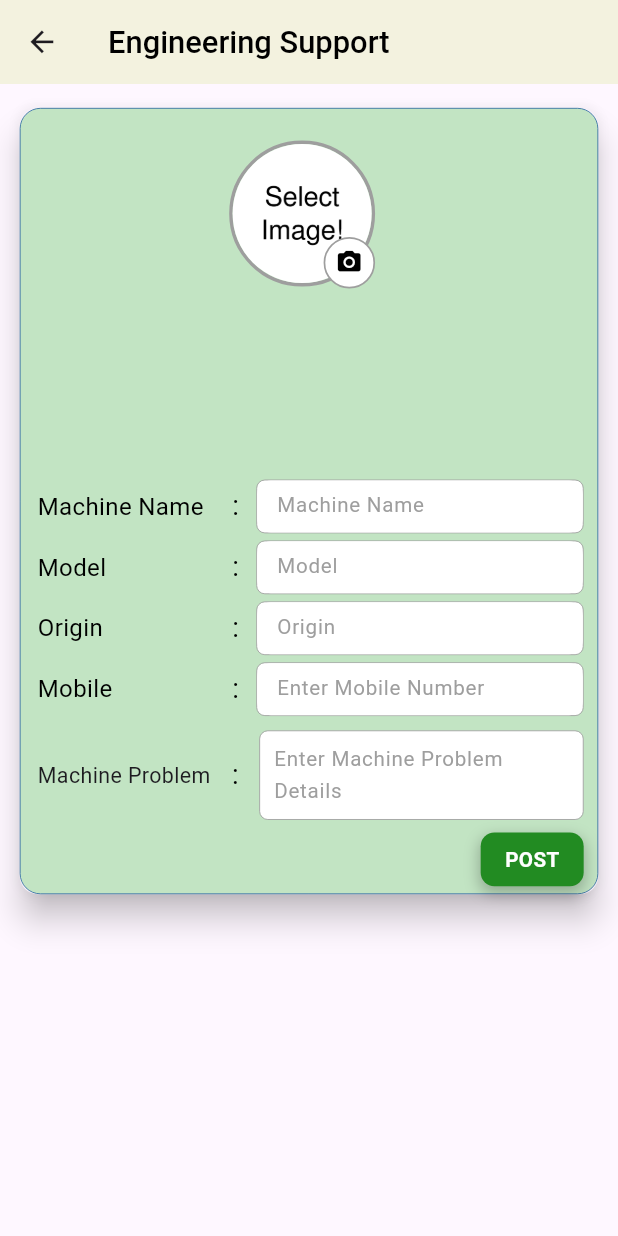
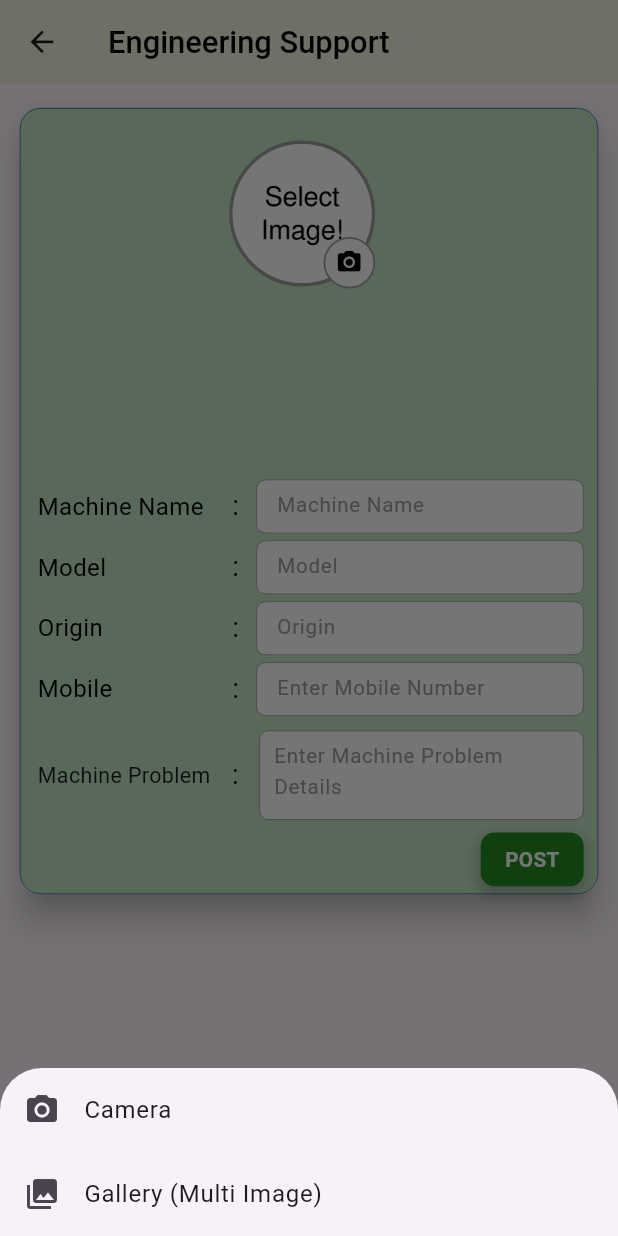
Before and after one commit to atiq-tech/medical_trade, a Flutter app: the EngineeringSupport screen opened by its route, after a tap on the "camera alt" icon, on a phone screen of 412 x 824 dp. Run offline on Flutter 3.47's test engine with Material 3 defaults, Android fonts, the phone set to English and light mode, and no system bars; our stand-ins replace animate_do, auto_size_text, carousel_slider, connectivity_plus, dio, dropdown_button2 and 8 more; accounts and stored records are empty; network calls fail.

Commit message:
update design

```diff
--- a/lib/config/app_url.dart
+++ b/lib/config/app_url.dart
@@ -22,10 +22,10 @@ class AppUrl {
   //end
 
   //Register Api All
-  static var registerEndPint = '$baseUrl/user-register';
+  static var registerEndPint = '$baseUrl/registration';
   static var getDivisionsEndPoint = '$baseUrl/get-divisions';
   static var getDistrictsEndPoint = '$baseUrl/get-districts';
-  static var getCustomerCodeEndPoint = '$baseUrl/generate-customercode';
+  static var getCustomerCodeEndPoint = '$baseUrl/get-customer-code';
   //end
 
   //home Api All Detail & Categories
--- a/lib/controller/engineering_support_post_api.dart
+++ b/lib/controller/engineering_support_post_api.dart
@@ -40,7 +40,6 @@ class EngineeringSupportProvider with ChangeNotifier {
     final url = AppUrl.addEngineerSuportEndPoint;
     final box = GetStorage();
     final id = box.read('id');
-
     // Creating the Multipart request
     var request = http.MultipartRequest('POST', Uri.parse(url))
       ..fields['Machine_name'] = machineName
@@ -88,11 +87,11 @@ class EngineeringSupportProvider with ChangeNotifier {
       final responseJson = jsonDecode(response.body);
       print("Parsed JSON response: $responseJson");
 
-      final status = responseJson['status'];
+      final status = responseJson['success'];
       final message = responseJson['message'];
 
       // Check if the status is 'success'
-      if (status == 'success') {
+      if (status == true) {
         CustomToast.show(
           context: context,
           text: message, // Show success message
--- a/lib/model/district_model.dart
+++ b/lib/model/district_model.dart
@@ -23,10 +23,10 @@ final statusValues = EnumValues({
 class DistrictModel {
   dynamic id;
   String areaName;
-  int createdBy;
+  dynamic createdBy;
   dynamic updatedBy;
   String ipAddress;
-  int branchId;
+  dynamic branchId;
   dynamic deletedAt;
   DateTime createdAt;
   dynamic updatedAt;
@@ -44,12 +44,12 @@ class DistrictModel {
   });
 
   factory DistrictModel.fromJson(Map<String, dynamic> json) => DistrictModel(
-        id: json["id"] as int,
+        id: json["id"],
         areaName: json["area_name"] as String? ?? '',
-        createdBy: json["created_by"] as int? ?? 0,
+        createdBy: json["created_by"],
         updatedBy: json["updated_by"],
         ipAddress: json["ip_address"] as String? ?? '',
-        branchId: json["branch_id"] as int? ?? 0,
+        branchId: json["branch_id"] ,
         deletedAt: json["deleted_at"],
         createdAt: DateTime.parse(json["created_at"] as String),
         updatedAt: json["updated_at"] != null
--- a/lib/model/division_model.dart
+++ b/lib/model/division_model.dart
@@ -14,10 +14,10 @@ String divisionModelToJson(List<DivisionModel> data) => json.encode(
 class DivisionModel {
   dynamic id;
   String name;
-  int createdBy;
+  dynamic createdBy;
   dynamic updatedBy;
   String ipAddress;
-  int branchId;
+  dynamic branchId;
   dynamic deletedAt;
   DateTime createdAt;
   dynamic updatedAt;
@@ -35,12 +35,12 @@ class DivisionModel {
   });
 
   factory DivisionModel.fromJson(Map<String, dynamic> json) => DivisionModel(
-        id: json["id"] as int,
+        id: json["id"],
         name: json["name"] as String,
-        createdBy: json["created_by"] as int,
+        createdBy: json["created_by"],
         updatedBy: json["updated_by"],
         ipAddress: json["ip_address"] as String,
-        branchId: json["branch_id"] as int,
+        branchId: json["branch_id"],
         deletedAt: json["deleted_at"],
         createdAt: DateTime.parse(json["created_at"] as String),
         updatedAt: json["updated_at"],
--- a/lib/view/engineering_support.dart
+++ b/lib/view/engineering_support.dart
@@ -1,4 +1,3 @@
-import 'dart:convert';
 import 'dart:io';
 import 'package:animate_do/animate_do.dart';
 import 'package:flutter/material.dart';
@@ -23,22 +22,70 @@ class _EngineeringSupportState extends State<EngineeringSupport> {
   final TextEditingController _mobileController = TextEditingController();
   final TextEditingController _originController = TextEditingController();
   final TextEditingController _modelController = TextEditingController();
-  final TextEditingController _machineDetailsController =
-      TextEditingController();
+  final TextEditingController _machineDetailsController = TextEditingController();
+
+  // final List<XFile> _imagesList = [];
+  // void _pickImage() async {
+  //   final pickedFiles = await ImagePicker().pickMultiImage();
+
+  //   if (pickedFiles.isNotEmpty) {
+  //     setState(() {
+  //       _imagesList.clear(); // Clear previous images
+  //       for (var pickedFile in pickedFiles) {
+  //         _imagesList.add(XFile(pickedFile.path));
+  //       }
+  //     });
+  //   }
+  // }
 
 final List<XFile> _imagesList = [];
+
 void _pickImage() async {
+  showModalBottomSheet(
+    context: context,
+    builder: (context) {
+      return SafeArea(
+        child: Wrap(
+          children: [
+            ListTile(
+              leading: Icon(Icons.camera_alt),
+              title: Text("Camera"),
+              onTap: () async {
+                Navigator.pop(context);
+                final XFile? photo = await ImagePicker().pickImage(
+                  source: ImageSource.camera,
+                );
+
+                if (photo != null) {
+                  setState(() {
+                    //_imagesList.clear(); // আগের সব ছবি রিমুভ
+                    _imagesList.add(photo);
+                  });
+                }
+              },
+            ),
+            ListTile(
+              leading: Icon(Icons.photo_library),
+              title: Text("Gallery (Multi Image)"),
+              onTap: () async {
+                Navigator.pop(context);
                 final pickedFiles = await ImagePicker().pickMultiImage();
 
                 if (pickedFiles.isNotEmpty) {
                   setState(() {
-        _imagesList.clear(); // Clear previous images
-        for (var pickedFile in pickedFiles) {
-          _imagesList.add(XFile(pickedFile.path));
-        }
+                    _imagesList.clear();
+                    _imagesList.addAll(pickedFiles);
                   });
                 }
+              },
+            ),
+          ],
+        ),
+      );
+    },
+  );
 }
+
 
   @override
   Widget build(BuildContext context) {
@@ -192,6 +239,7 @@ class _EngineeringSupportState extends State<EngineeringSupport> {
                               ),
                             ),
                           ),
+
                           SizedBox(height: 16.h),
                           CustomTextFromfieldTwo(
                             controller: _machineNameController,
@@ -269,11 +317,11 @@ class _EngineeringSupportState extends State<EngineeringSupport> {
                                       ),
                                     ),
                                     child: TextFormField(
+                                      style: TextStyle(fontSize: 12.sp),
                                       controller: _machineDetailsController,
                                       maxLines: 3,
                                       decoration: InputDecoration(
-                                        hintText:
-                                            "Enter Machine Problem Details",
+                                        hintText:"Enter Machine Problem Details",
                                         hintStyle: TextStyle(
                                           fontSize: 12.sp,
                                           color: Colors.grey[500],
@@ -307,17 +355,12 @@ class _EngineeringSupportState extends State<EngineeringSupport> {
                                     _imagesList.isEmpty) {
                                   CustomToast.show(
                                       context: context,
-                                      text:
-                                          "Please fill all fields and select images.",
+                                      text: "Please fill all fields and select images.",
                                       isSuccess: false);
                                   return;
                                 }
-
                                 // Convert _imagesList (XFile) to a list of File
-                                List<File> images = _imagesList
-                                    .map((e) => File(e.path))
-                                    .toList();
-
+                                List<File> images = _imagesList.map((e) => File(e.path)).toList();
                                 // Call the saveSupportData function
                                 await supportProvider.saveSupportData(
                                   images: images,
@@ -326,8 +369,7 @@ class _EngineeringSupportState extends State<EngineeringSupport> {
                                   context: context,
                                   machineName: _machineNameController.text,
                                   mobile: _mobileController.text,
-                                  machineDetails:
-                                      _machineDetailsController.text,
+                                  machineDetails:_machineDetailsController.text,
                                   onSuccess: () {
                                     _machineNameController.clear();
                                     _modelController.clear();
@@ -335,9 +377,7 @@ class _EngineeringSupportState extends State<EngineeringSupport> {
                                     _mobileController.clear();
                                     _machineDetailsController.clear();
                                     _imagesList.clear();
-
-                                    debugPrint(
-                                        "Image list length: ${_imagesList.length}");
+                                    debugPrint("Image list length: ${_imagesList.length}");
                                   },
                                 );
                               },
@@ -345,19 +385,14 @@ class _EngineeringSupportState extends State<EngineeringSupport> {
                                 height: 30.h,
                                 width: 60.w,
                                 decoration: BoxDecoration(
-                                  color: const Color.fromARGB(
-                                      255, 34, 139, 34), // Forest Green
-
-                                  borderRadius:
-                                      BorderRadius.circular(AppSize.s8.r),
+                                  color: const Color.fromARGB(255, 34, 139, 34),
+                                  borderRadius: BorderRadius.circular(AppSize.s8.r),
                                   boxShadow: [
                                     BoxShadow(
-                                      color: Colors.black.withOpacity(
-                                          0.25), // Shadow color with opacity
-                                      offset: const Offset(0,
-                                          4), // Horizontal and vertical offset
-                                      blurRadius: 8.0, // Blur radius
-                                      spreadRadius: 1.0, // Spread radius
+                                      color: Colors.black.withOpacity( 0.25),
+                                      offset: const Offset(0,4),
+                                      blurRadius: 8.0,
+                                      spreadRadius: 1.0,
                                     ),
                                   ],
                                 ),
```
Also changed, not shown: lib/controller/register_auth.dart (+245 -34 lines), lib/main.dart (+4 -4 lines), lib/view/auth/login_register_auth.dart (+120 -19 lines). Lines whose indentation alone changed are shown as unchanged.
